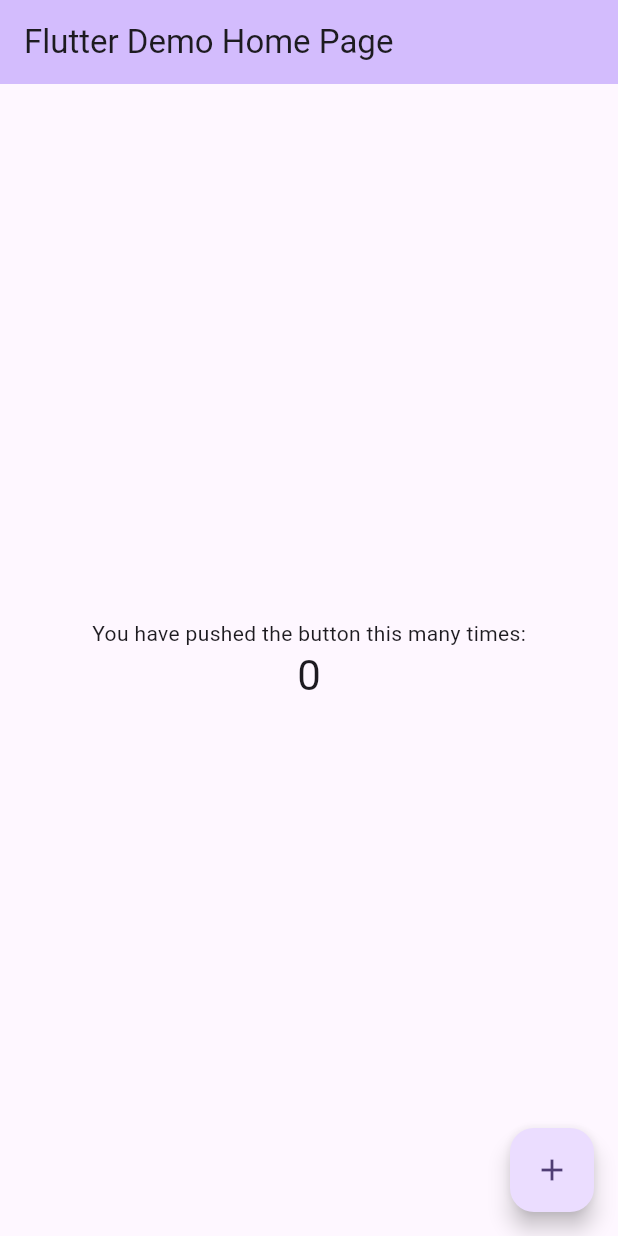
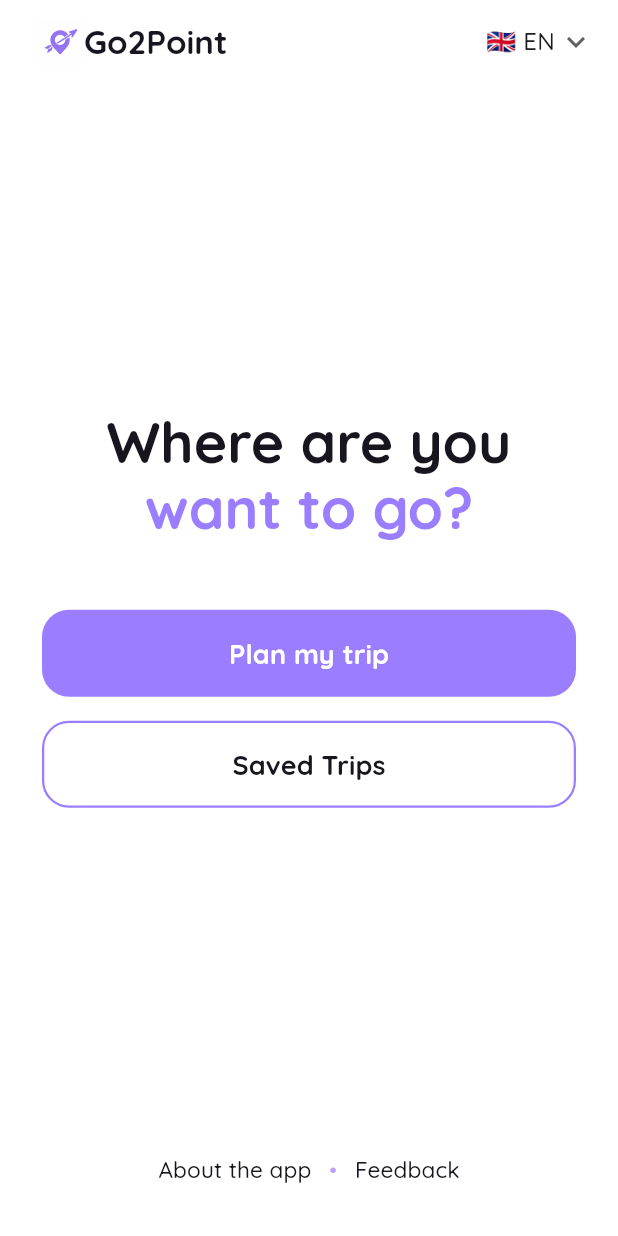
Before and after one commit to SlavaMold/go2point, a Flutter app: the screen it shows after launch, on a phone screen of 412 x 824 dp. Run offline on Flutter 3.47's test engine with Material 3 defaults, Android fonts, the phone set to English and light mode, and no system bars; our stand-ins replace flutter_svg, google_fonts.

Commit message:
Main Page Design

```diff
--- a/lib/main.dart
+++ b/lib/main.dart
@@ -1,121 +1,232 @@
 import 'package:flutter/material.dart';
+import 'package:google_fonts/google_fonts.dart';
+import 'package:flutter_svg/flutter_svg.dart';
 
 void main() {
-  runApp(const MyApp());
+  runApp(const Go2PointApp());
 }
 
-class MyApp extends StatelessWidget {
-  const MyApp({super.key});
+class Go2PointApp extends StatelessWidget {
+  const Go2PointApp({super.key});
 
-  // This widget is the root of your application.
   @override
   Widget build(BuildContext context) {
     return MaterialApp(
-      title: 'Flutter Demo',
+      debugShowCheckedModeBanner: false,
+      title: 'Go2Point',
       theme: ThemeData(
-        // This is the theme of your application.
-        //
-        // TRY THIS: Try running your application with "flutter run". You'll see
-        // the application has a purple toolbar. Then, without quitting the app,
-        // try changing the seedColor in the colorScheme below to Colors.green
-        // and then invoke "hot reload" (save your changes or press the "hot
-        // reload" button in a Flutter-supported IDE, or press "r" if you used
-        // the command line to start the app).
-        //
-        // Notice that the counter didn't reset back to zero; the application
-        // state is not lost during the reload. To reset the state, use hot
-        // restart instead.
-        //
-        // This works for code too, not just values: Most code changes can be
-        // tested with just a hot reload.
-        colorScheme: .fromSeed(seedColor: Colors.deepPurple),
+        scaffoldBackgroundColor: Colors.white,
+        colorScheme: ColorScheme.fromSeed(
+          seedColor: const Color(0xFFB8A1FF),
+        ),
+        textTheme: GoogleFonts.quicksandTextTheme(),
       ),
-      home: const MyHomePage(title: 'Flutter Demo Home Page'),
+      home: const HomePage(),
     );
   }
 }
 
-class MyHomePage extends StatefulWidget {
-  const MyHomePage({super.key, required this.title});
-
-  // This widget is the home page of your application. It is stateful, meaning
-  // that it has a State object (defined below) that contains fields that affect
-  // how it looks.
-
-  // This class is the configuration for the state. It holds the values (in this
-  // case the title) provided by the parent (in this case the App widget) and
-  // used by the build method of the State. Fields in a Widget subclass are
-  // always marked "final".
-
-  final String title;
+class HomePage extends StatefulWidget {
+  const HomePage({super.key});
 
   @override
-  State<MyHomePage> createState() => _MyHomePageState();
+  State<HomePage> createState() => _HomePageState();
 }
 
-class _MyHomePageState extends State<MyHomePage> {
-  int _counter = 0;
-
-  void _incrementCounter() {
-    setState(() {
-      // This call to setState tells the Flutter framework that something has
-      // changed in this State, which causes it to rerun the build method below
-      // so that the display can reflect the updated values. If we changed
-      // _counter without calling setState(), then the build method would not be
-      // called again, and so nothing would appear to happen.
-      _counter++;
-    });
-  }
+class _HomePageState extends State<HomePage> {
+  String selectedLanguage = 'EN';
 
   @override
   Widget build(BuildContext context) {
-    // This method is rerun every time setState is called, for instance as done
-    // by the _incrementCounter method above.
-    //
-    // The Flutter framework has been optimized to make rerunning build methods
-    // fast, so that you can just rebuild anything that needs updating rather
-    // than having to individually change instances of widgets.
     return Scaffold(
+      backgroundColor: Colors.white,
+
+      // Header
       appBar: AppBar(
-        // TRY THIS: Try changing the color here to a specific color (to
-        // Colors.amber, perhaps?) and trigger a hot reload to see the AppBar
-        // change color while the other colors stay the same.
-        backgroundColor: Theme.of(context).colorScheme.inversePrimary,
-        // Here we take the value from the MyHomePage object that was created by
-        // the App.build method, and use it to set our appbar title.
-        title: Text(widget.title),
+        backgroundColor: Colors.white,
+        elevation: 0,
+
+        title: Row(
+          mainAxisSize: MainAxisSize.min,
+          children: [
+            const SizedBox(width: 8),
+            SvgPicture.asset(
+              'assets/logo/Logo_Go2point.svg',
+              height: 32,
+              width: 32,
+            ),
+
+            Text(
+              'Go2Point',
+              style: GoogleFonts.quicksand(
+                fontSize: 22,
+                fontWeight: FontWeight.w700,
+                color: const Color(0xFF18151F),
+              ),
+            )
+        ],
       ),
-      body: Center(
-        // Center is a layout widget. It takes a single child and positions it
-        // in the middle of the parent.
-        child: Column(
-          // Column is also a layout widget. It takes a list of children and
-          // arranges them vertically. By default, it sizes itself to fit its
-          // children horizontally, and tries to be as tall as its parent.
-          //
-          // Column has various properties to control how it sizes itself and
-          // how it positions its children. Here we use mainAxisAlignment to
-          // center the children vertically; the main axis here is the vertical
-          // axis because Columns are vertical (the cross axis would be
-          // horizontal).
-          //
-          // TRY THIS: Invoke "debug painting" (choose the "Toggle Debug Paint"
-          // action in the IDE, or press "p" in the console), to see the
-          // wireframe for each widget.
-          mainAxisAlignment: .center,
-          children: [
-            const Text('You have pushed the button this many times:'),
-            Text(
-              '$_counter',
-              style: Theme.of(context).textTheme.headlineMedium,
+
+      actions: [
+        Padding(
+            padding: const EdgeInsets.only(right: 16),
+            child: DropdownButton<String>(
+              value: selectedLanguage,
+              underline: const SizedBox(),
+              icon: const Icon(Icons.keyboard_arrow_down),
+              items: const [
+                DropdownMenuItem(
+                  value: 'EN',
+                  child: Text('🇬🇧 EN'),
+                ),
+                DropdownMenuItem(
+                  value: 'RO',
+                  child: Text('🇷🇴 RO'),
+                ),
+                DropdownMenuItem(
+                  value: 'RU',
+                  child: Text('🇷🇺 RU'),
+                ),
+              ],
+              onChanged: (value) {
+                if (value != null) {
+                  setState(() {
+                    selectedLanguage = value;
+                  });
+                }
+              },
             ),
-          ],
+          ),
+        ],
+      ),
+
+      // Main content
+      body: SafeArea(
+        child: Padding(
+          padding: const EdgeInsets.symmetric(horizontal: 28),
+          child: Column(
+            children: [
+              const Spacer(),
+
+              RichText(
+                textAlign: TextAlign.center,
+                text: TextSpan(
+                  style: GoogleFonts.quicksand(
+                    fontSize: 38,
+                    fontWeight: FontWeight.w700,
+                    color: const Color(0xFF18151F),
+                    height: 1.15,
+                  ),
+                  children: [
+                    const TextSpan(
+                      text: 'Where are you\n',
+                    ),
+                    TextSpan(
+                      text: 'want to go?',
+                      style: GoogleFonts.quicksand(
+                        fontSize: 38,
+                        fontWeight: FontWeight.w800,
+                        color: const Color(0xFF9B7EFF),
+                      ),
+                    ),
+                  ],
+                ),
+              ),
+
+              const SizedBox(height: 45),
+
+              // Plan my trip
+              SizedBox(
+                width: double.infinity,
+                height: 58,
+                child: ElevatedButton(
+                  onPressed: () {},
+                  style: ElevatedButton.styleFrom(
+                    backgroundColor: const Color(0xFF9B7EFF),
+                    foregroundColor: Colors.white,
+                    elevation: 0,
+                    shape: RoundedRectangleBorder(
+                      borderRadius: BorderRadius.circular(18),
+                    ),
+                  ),
+                  child: Text(
+                    'Plan my trip',
+                    style: GoogleFonts.quicksand(
+                      fontSize: 18,
+                      fontWeight: FontWeight.w700,
+                    ),
+                  ),
+                ),
+              ),
+
+              const SizedBox(height: 16),
+
+              // Saved Trips
+              SizedBox(
+                width: double.infinity,
+                height: 58,
+                child: OutlinedButton(
+                  onPressed: () {},
+                  style: OutlinedButton.styleFrom(
+                    foregroundColor: const Color(0xFF18151F),
+                    side: const BorderSide(
+                      color: Color(0xFF9B7EFF),
+                      width: 1.5,
+                    ),
+                    shape: RoundedRectangleBorder(
+                      borderRadius: BorderRadius.circular(18),
+                    ),
+                  ),
+                  child: Text(
+                    'Saved Trips',
+                    style: GoogleFonts.quicksand(
+                      fontSize: 18,
+                      fontWeight: FontWeight.w700,
+                    ),
+                  ),
+                ),
+              ),
+
+              const Spacer(),
+
+              // Footer
+              Padding(
+                padding: const EdgeInsets.only(bottom: 20),
+                child: Row(
+                  mainAxisAlignment: MainAxisAlignment.center,
+                  children: [
+                    TextButton(
+                      onPressed: () {},
+                      child: const Text(
+                        'About the app',
+                        style: TextStyle(
+                          color: Color(0xFF18151F),
+                          fontSize: 15,
+                        ),
+                      ),
+                    ),
+                    const Text(
+                      '•',
+                      style: TextStyle(
+                        color: Color(0xFFB8A1FF),
+                      ),
+                    ),
+                    TextButton(
+                      onPressed: () {},
+                      child: const Text(
+                        'Feedback',
+                        style: TextStyle(
+                          color: Color(0xFF18151F),
+                          fontSize: 15,
+                        ),
+                      ),
+                    ),
+                  ],
+                ),
+              ),
+            ],
+          ),
         ),
-      ),
-      floatingActionButton: FloatingActionButton(
-        onPressed: _incrementCounter,
-        tooltip: 'Increment',
-        child: const Icon(Icons.add),
       ),
     );
   }
--- a/pubspec.yaml
+++ b/pubspec.yaml
@@ -34,6 +34,8 @@ dependencies:
   # The following adds the Cupertino Icons font to your application.
   # Use with the CupertinoIcons class for iOS style icons.
   cupertino_icons: ^1.0.8
+  google_fonts: ^8.2.1
+  flutter_svg: ^2.3.0
 
 dev_dependencies:
   flutter_test:
@@ -56,7 +58,9 @@ flutter:
   # included with your application, so that you can use the icons in
   # the material Icons class.
   uses-material-design: true
-
+  assets:
+  - assets/logo/
+  - assets/icons/
   # To add assets to your application, add an assets section, like this:
   # assets:
   #   - images/a_dot_burr.jpeg
```
Also changed, not shown: assets/logo/Logo_Go2point.svg (added), pubspec.lock, 2 other files.
